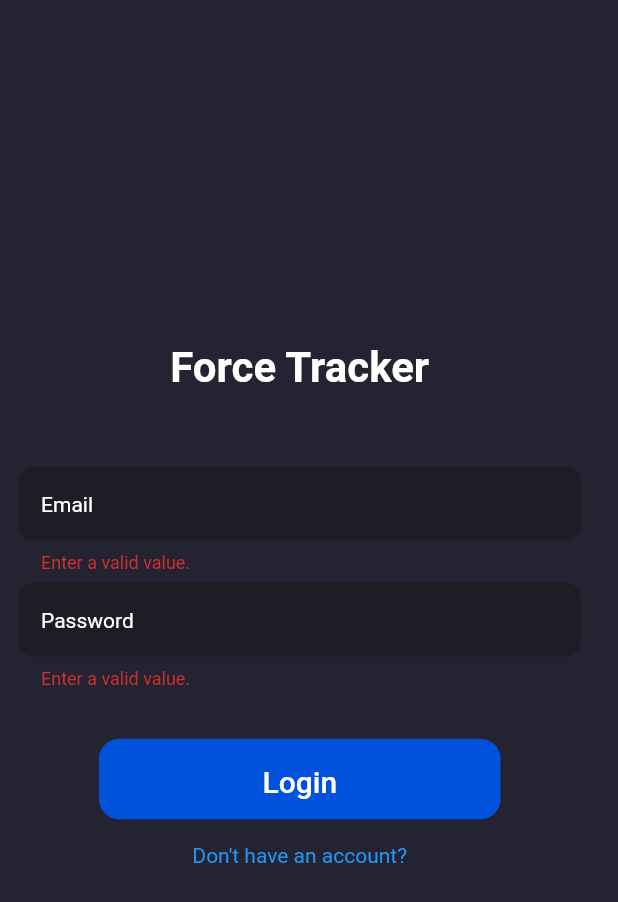
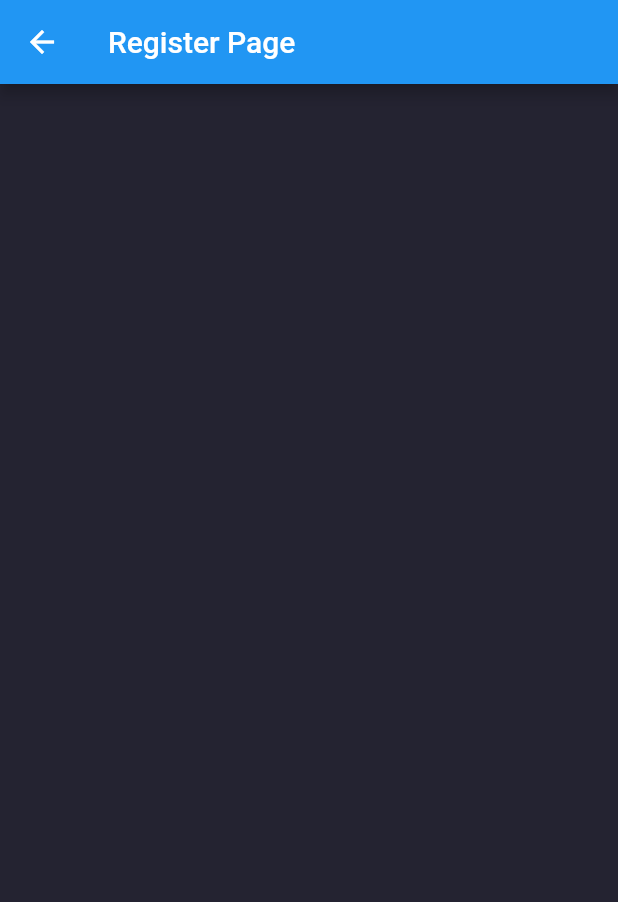
Before and after one commit to log-rational/udemy_chat, a Flutter app: the screen it shows after launch, after a tap on "Login", after a tap on "Don't have an account?", on a phone screen of 412 x 824 dp. Shown: the top 902 px of the screen. Run offline on Flutter 3.47's test engine with Material 2 defaults, Android fonts, the light colour scheme and no system bars; our stand-ins replace cloud_firestore, file_picker, firebase_analytics, firebase_auth, firebase_core, firebase_storage and 1 more; accounts and stored records are empty.

Commit message:
added placeholder register page

```diff
--- a/lib/main.dart
+++ b/lib/main.dart
@@ -10,6 +10,7 @@ import 'package:udemy_chat/providers/authentication_provider.dart';
 import './pages/splash_page.dart';
 import './pages/login_page.dart';
 import './pages/home_page.dart';
+import './pages/register_page.dart';
 
 // Services
 import './services/navigation_service.dart';
@@ -40,6 +41,7 @@ class MainApp extends StatelessWidget {
         routes: {
           '/login': (BuildContext _ctx) => LoginPage(),
           '/home': (BuildContext _ctx) => HomePage(),
+          '/register': (BuildContext _ctx) => RegisterPage()
         },
         title: "Force Tracker",
         theme: ThemeData(
--- a/lib/pages/login_page.dart
+++ b/lib/pages/login_page.dart
@@ -94,7 +94,9 @@ class _LoginPageState extends State<LoginPage> {
 
   Widget _registerAccountLink() {
     return GestureDetector(
-        onTap: () {},
+        onTap: () {
+          _navigation.navigateToRoute('/register');
+        },
         child: const Text(
           "Don't have an account?",
           style: TextStyle(color: Colors.blue),
--- /dev/null
+++ b/lib/pages/register_page.dart
@@ -0,0 +1,39 @@
+// Packages
+import 'package:flutter/material.dart';
+import 'package:file_picker/file_picker.dart';
+import 'package:get_it/get_it.dart';
+import 'package:provider/provider.dart';
+
+// Services
+import '../services/media_service.dart';
+import '../services/database_service.dart';
+import '../services/cloud_storage_service.dart';
+
+// Widgets
+import '../widgets/custom_input_fields.dart';
+import '../widgets/rounded_button.dart';
+
+// Providers
+import '../providers/authentication_provider.dart';
+
+class RegisterPage extends StatefulWidget {
+  const RegisterPage({Key? key}) : super(key: key);
+
+  @override
+  _RegisterPageState createState() => _RegisterPageState();
+}
+
+class _RegisterPageState extends State<RegisterPage> {
+  @override
+  Widget build(BuildContext context) {
+    return _buildUI();
+  }
+
+  Widget _buildUI() {
+    return Scaffold(
+      appBar: AppBar(
+        title: const Text("Register Page"),
+      ),
+    );
+  }
+}
--- a/lib/providers/authentication_provider.dart
+++ b/lib/providers/authentication_provider.dart
@@ -19,7 +19,7 @@ class AuthenticationProvider extends ChangeNotifier {
     _auth = FirebaseAuth.instance;
     _navigationService = GetIt.instance.get<NavigationService>();
     _databaseService = GetIt.instance.get<DatabaseService>();
-    // _auth.signOut();
+    _auth.signOut();
 
     _auth.authStateChanges().listen((_user) {
       if (_user != null) {
```
